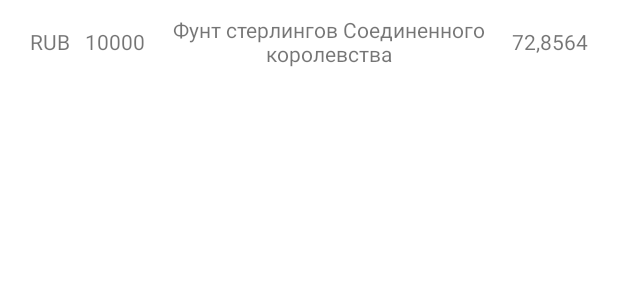
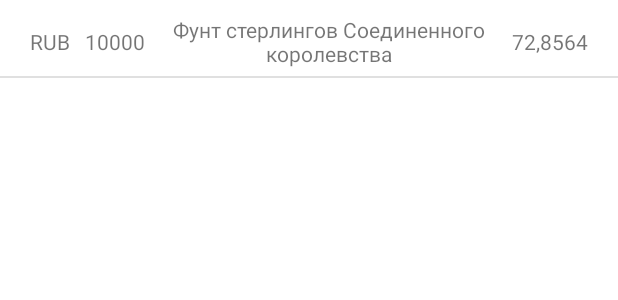
Before and after one commit to PuddingNGV/ExchangeRates, an Android app: the layout recycler_view_item.xml on its own in the app's theme, with its tools: preview values and no code run, on a phone screen of 412 x 824 dp. Shown: the top 300 px of the screen. Run offline under Robolectric (Android 15) with nearby library versions, the phone set to English and light mode, and no system bars.

Commit message:
Added divider in recycler view

```diff
--- a/app/src/main/res/layout/recycler_view_item.xml
+++ b/app/src/main/res/layout/recycler_view_item.xml
@@ -51,4 +51,13 @@
         app:layout_constraintBottom_toBottomOf="@+id/textName"
         app:layout_constraintEnd_toEndOf="parent"
         app:layout_constraintTop_toTopOf="@+id/textName" />
+
+    <View
+        android:layout_width="match_parent"
+        android:layout_height="1dp"
+        android:layout_marginTop="5dp"
+        android:background="?android:attr/listDivider"
+        app:layout_constraintEnd_toEndOf="parent"
+        app:layout_constraintStart_toStartOf="parent"
+        app:layout_constraintTop_toBottomOf="@+id/textName" />
 </androidx.constraintlayout.widget.ConstraintLayout>
```
